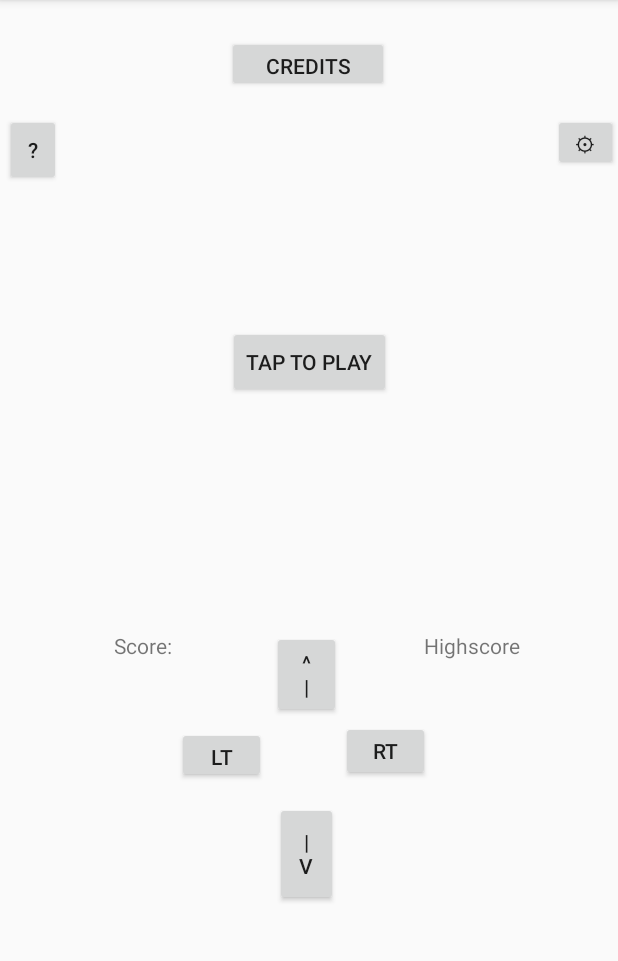
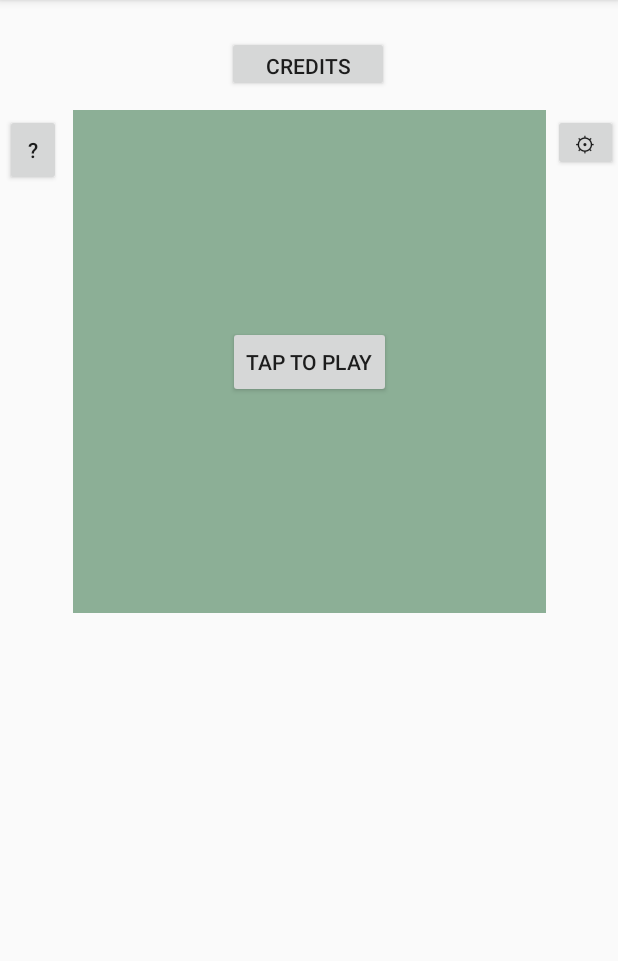
Before and after one commit to MyMumSwimsFaster/Snake, an Android app: the screen it shows after launch (PregameActivity), on a phone screen of 412 x 824 dp, the part 84-1045 px from its top. Run offline under Robolectric (Android 15) with nearby library versions, the phone set to English and light mode, and no system bars.

Commit message:
ES GAAAAAAAAAAHT

```diff
--- a/app/src/main/res/layout/activity_pregame.xml
+++ b/app/src/main/res/layout/activity_pregame.xml
@@ -17,79 +17,8 @@
         android:layout_marginRight="8dp"
         app:layout_constraintEnd_toEndOf="parent"
         app:layout_constraintStart_toStartOf="parent"
-        app:layout_constraintTop_toBottomOf="@+id/creditsButton" />
-
-    <TextView
-        android:id="@+id/currentScore"
-        android:layout_width="wrap_content"
-        android:layout_height="wrap_content"
-        android:layout_marginStart="76dp"
-        android:layout_marginLeft="76dp"
-        android:layout_marginTop="12dp"
-        android:text="Score:"
-        app:layout_constraintStart_toStartOf="parent"
-        app:layout_constraintTop_toBottomOf="@+id/ingameview" />
-
-    <TextView
-        android:id="@+id/currentHighscore"
-        android:layout_width="65dp"
-        android:layout_height="22dp"
-        android:layout_marginTop="12dp"
-        android:layout_marginEnd="64dp"
-        android:layout_marginRight="64dp"
-        android:text="Highscore:"
-        app:layout_constraintEnd_toEndOf="parent"
-        app:layout_constraintTop_toBottomOf="@+id/ingameview" />
-
-    <Button
-        android:id="@+id/arrowLeft"
-        android:layout_width="59dp"
-        android:layout_height="37dp"
-        android:layout_marginTop="76dp"
-        android:layout_marginEnd="4dp"
-        android:layout_marginRight="4dp"
-        android:text="lt"
-        app:layout_constraintEnd_toStartOf="@+id/arrowUp"
-        app:layout_constraintTop_toBottomOf="@+id/ingameview" />
-
-    <Button
-        android:id="@+id/arrowRight"
-        android:layout_width="59dp"
-        android:layout_height="40dp"
-        android:layout_marginTop="72dp"
-        android:text="rt"
-        app:layout_constraintStart_toEndOf="@+id/arrowUp"
-        app:layout_constraintTop_toBottomOf="@+id/ingameview" />
-
-    <Button
-        android:id="@+id/arrowUp"
-        android:layout_width="46dp"
-        android:layout_height="58dp"
-        android:layout_marginStart="8dp"
-        android:layout_marginLeft="8dp"
-        android:layout_marginTop="12dp"
-        android:layout_marginEnd="8dp"
-        android:layout_marginRight="8dp"
-        android:text="^      |"
-        app:layout_constraintEnd_toEndOf="parent"
-        app:layout_constraintHorizontal_bias="0.495"
-        app:layout_constraintStart_toStartOf="parent"
-        app:layout_constraintTop_toBottomOf="@+id/ingameview" />
-
-    <Button
-        android:id="@+id/arrowDown"
-        android:layout_width="42dp"
-        android:layout_height="69dp"
-        android:layout_marginStart="8dp"
-        android:layout_marginLeft="8dp"
-        android:layout_marginTop="56dp"
-        android:layout_marginEnd="8dp"
-        android:layout_marginRight="8dp"
-        android:text="|    v"
-        app:layout_constraintEnd_toEndOf="parent"
-        app:layout_constraintHorizontal_bias="0.495"
-        app:layout_constraintStart_toStartOf="parent"
-        app:layout_constraintTop_toBottomOf="@+id/arrowUp" />
+        app:layout_constraintTop_toBottomOf="@+id/creditsButton"
+        android:background= "@color/colorMint" />
 
     <Button
         android:id="@+id/helpButton"
--- a/app/src/main/res/values/colors.xml
+++ b/app/src/main/res/values/colors.xml
@@ -3,4 +3,5 @@
     <color name="colorPrimary">#008577</color>
     <color name="colorPrimaryDark">#00574B</color>
     <color name="colorAccent">#D81B60</color>
+    <color name="colorMint">#8caf96</color>
 </resources>
```
Also changed, not shown: app/src/main/res/drawable/back.xml (added, +7 -0 lines), app/src/main/res/layout/activity2.xml (deleted, +0 -23 lines), app/src/main/res/layout/activity_end.xml (+0 -20 lines), app/src/main/res/layout/activity_start.xml (+0 -9 lines), app/src/main/res/drawable/king-cobra-pixel-art-pixel-art-snake-cobra-animal-reptile-8bit.png (deleted).
